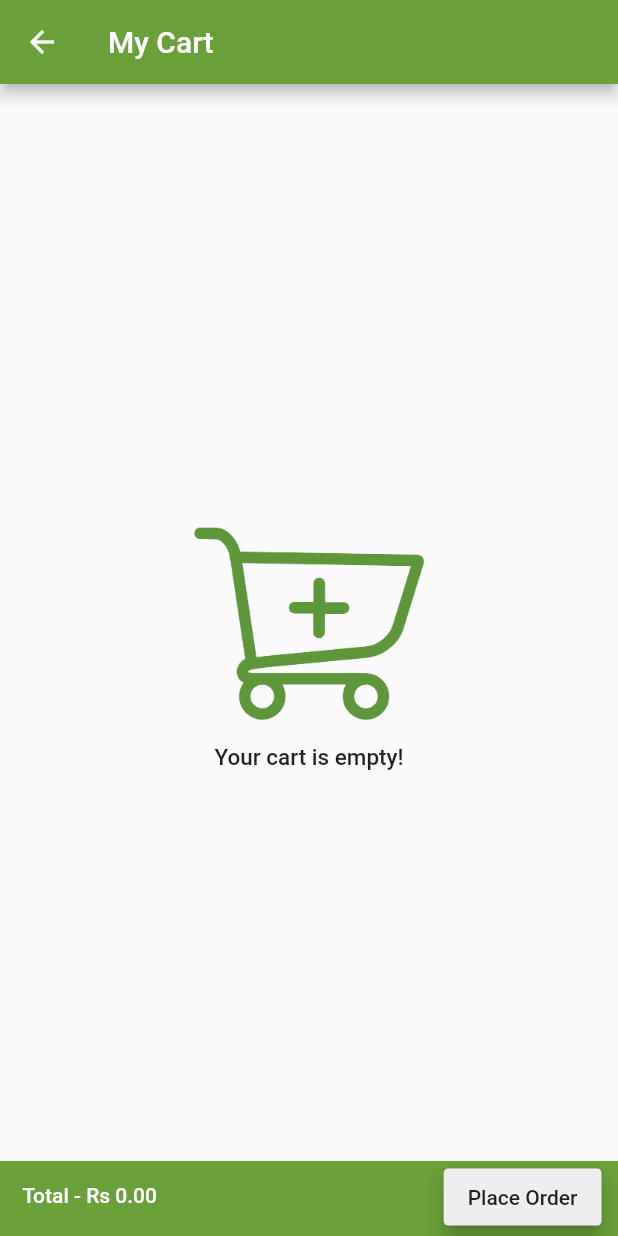
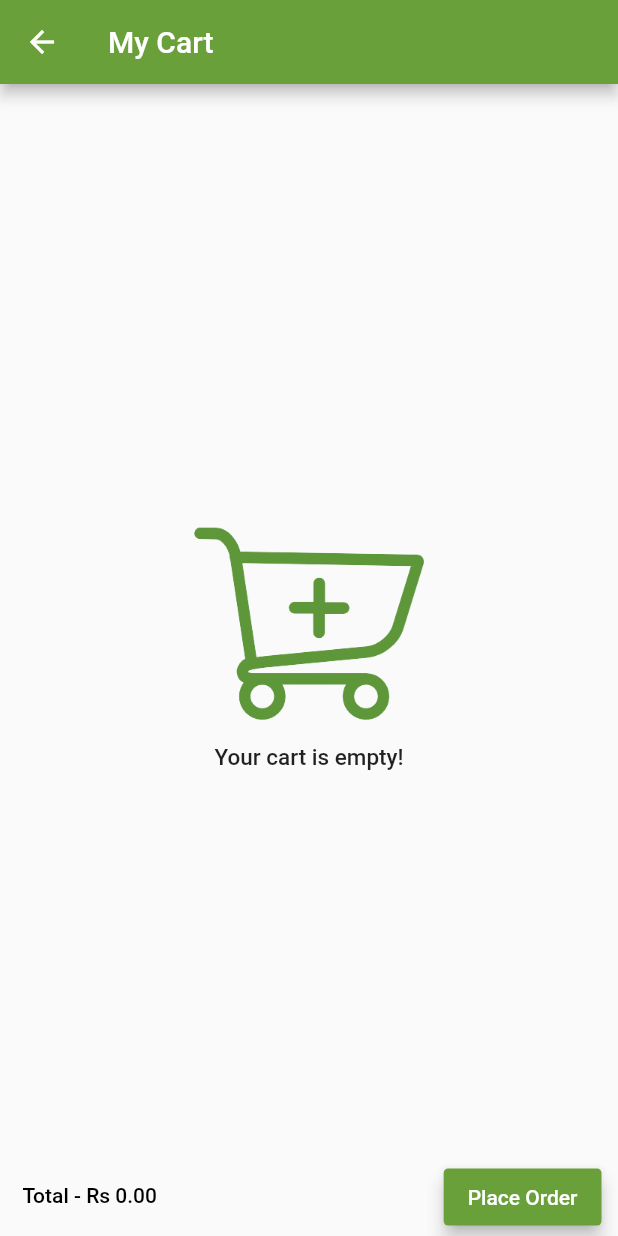
Before and after one commit to Aaku1208/Fruit-Market-App, a Flutter app: the ShoppingPage screen opened directly, on a phone screen of 412 x 824 dp. Run offline on Flutter 3.47's test engine with Material 2 defaults, Android fonts, the phone set to English and light mode, and no system bars; our stand-ins replace auth_buttons, cloud_firestore, firebase_auth, firebase_core, flutter_rating_bar, fluttertoast and 7 more; missing offline and left inert: flutter_facebook_auth, star_menu; accounts and stored records are empty; network calls fail.

Commit message:
first commit

```diff
--- a/lib/BottomNavigationBar/My Account/All Account Pages/My Orders/all_image_text_myorders.dart
+++ b/lib/BottomNavigationBar/My Account/All Account Pages/My Orders/all_image_text_myorders.dart
@@ -2,7 +2,7 @@
 List<Map> Myorderstext = [
   {
     'image': 'https://images.unsplash.com/photo-1587351177732-5b0739d1bd44?ixlib=rb-1.2.1&ixid=MnwxMjA3fDB8MHxzZWFyY2h8OXx8YnJvY2NvbGl8ZW58MHx8MHx8&auto=format&fit=crop&w=500&q=60',
-    'subtitle1': 'Broccolinhjbhghfgvfgfhfhjfhjfg',
+    'subtitle1': 'Broccoli',
     'subtitle2': 'Rate this Product',
     'subtitle3': 'Delivered on 24 Sep 2022.',
   },
--- a/lib/BottomNavigationBar/My Account/All Account Pages/My Orders/my_orders.dart
+++ b/lib/BottomNavigationBar/My Account/All Account Pages/My Orders/my_orders.dart
@@ -51,8 +51,8 @@ class _MyOrdersState extends State<MyOrders> {
                 /// Name Rating Date....
                 Expanded(
                   child: Container(
-                    height: 122,
-                    child: Column(
+                    height: 125, // 122
+                     child: Column(
                       //mainAxisAlignment: MainAxisAlignment.spaceAround,
                       // crossAxisAlignment: CrossAxisAlignment.start,
                       children: [
--- a/lib/BottomNavigationBar/Shopping Cart/shopping_cart.dart
+++ b/lib/BottomNavigationBar/Shopping Cart/shopping_cart.dart
@@ -2,6 +2,7 @@ import 'package:flutter/material.dart';
 import 'package:fruit_market2/BottomNavigationBar/Favorite/favorite_page.dart';
 
 import '../../Colors/color.dart';
+import 'PaymentMethod.dart';
 
 class ShoppingPage extends StatefulWidget {
   const ShoppingPage({Key? key}) : super(key: key);
@@ -266,8 +267,7 @@ class _ShoppingPageState extends State<ShoppingPage> {
       bottomNavigationBar: Container(
         height: 50,
         width: double.infinity,
-        //color: Colors.grey.shade300,
-        color: myColor,
+        //color: myColor,
         child: Row(
           mainAxisAlignment: MainAxisAlignment.spaceBetween,
           children: [
@@ -275,7 +275,7 @@ class _ShoppingPageState extends State<ShoppingPage> {
               children: [
                 Padding(
                   padding: const EdgeInsets.all(15),
-                  child: Text("Total - Rs 0.00",style: TextStyle(fontWeight: FontWeight.w500,color: Colors.white)),
+                  child: Text("Total - Rs 0.00",style: TextStyle(fontWeight: FontWeight.w500,color: Colors.black)),
                 ),
               ],
             ),
@@ -289,11 +289,14 @@ class _ShoppingPageState extends State<ShoppingPage> {
                     elevation: 5,
                     minWidth: 25,
                     height: 38,
-                    color: Colors.grey.shade200,
-                    onPressed: () {},
+                    //color: Colors.grey.shade200,
+                    color: myColor,
+                    onPressed: () {
+                      Navigator.of(context).push(MaterialPageRoute(builder: (context) => PaymentMethod()));
+                    },
                     child: Text(
                       "Place Order",
-                      //style: const TextStyle(color: Colors.white),
+                      style: const TextStyle(color: Colors.white),
                     ),
                   ),
                 ),
```
Also changed, not shown: lib/BottomNavigationBar/Shopping Cart/PaymentMethod.dart (added, +19 -0 lines).
